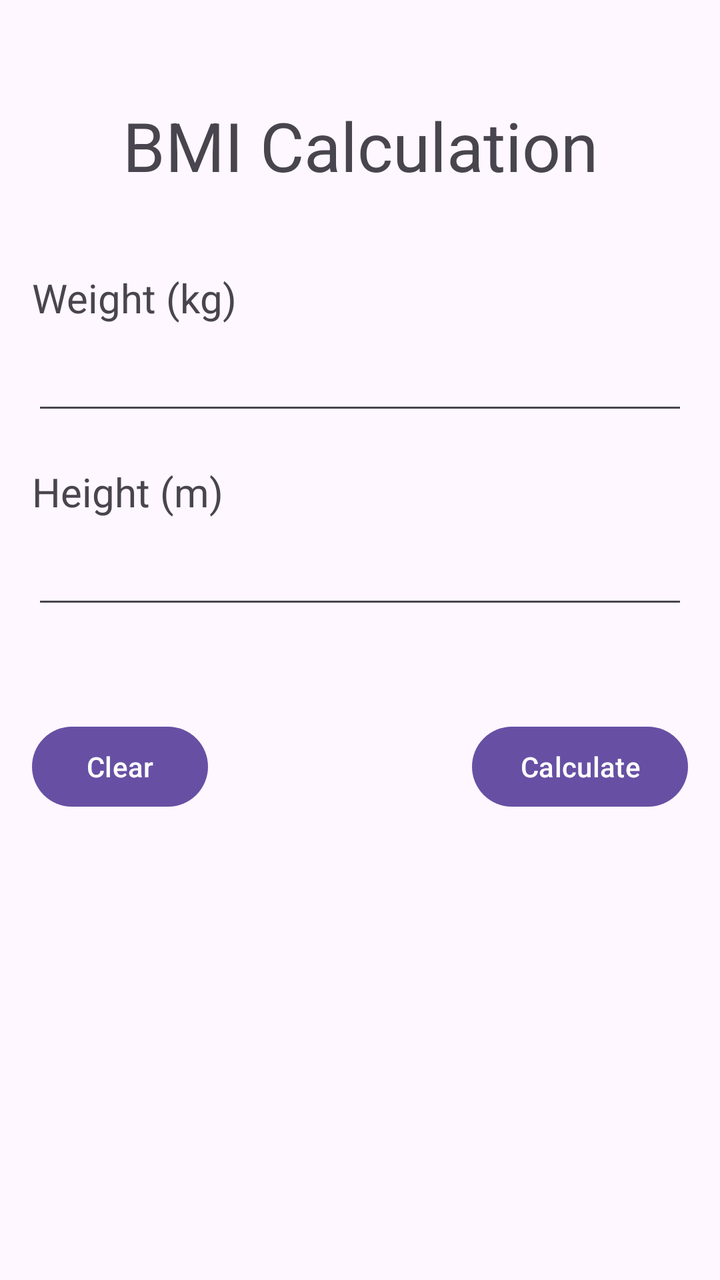
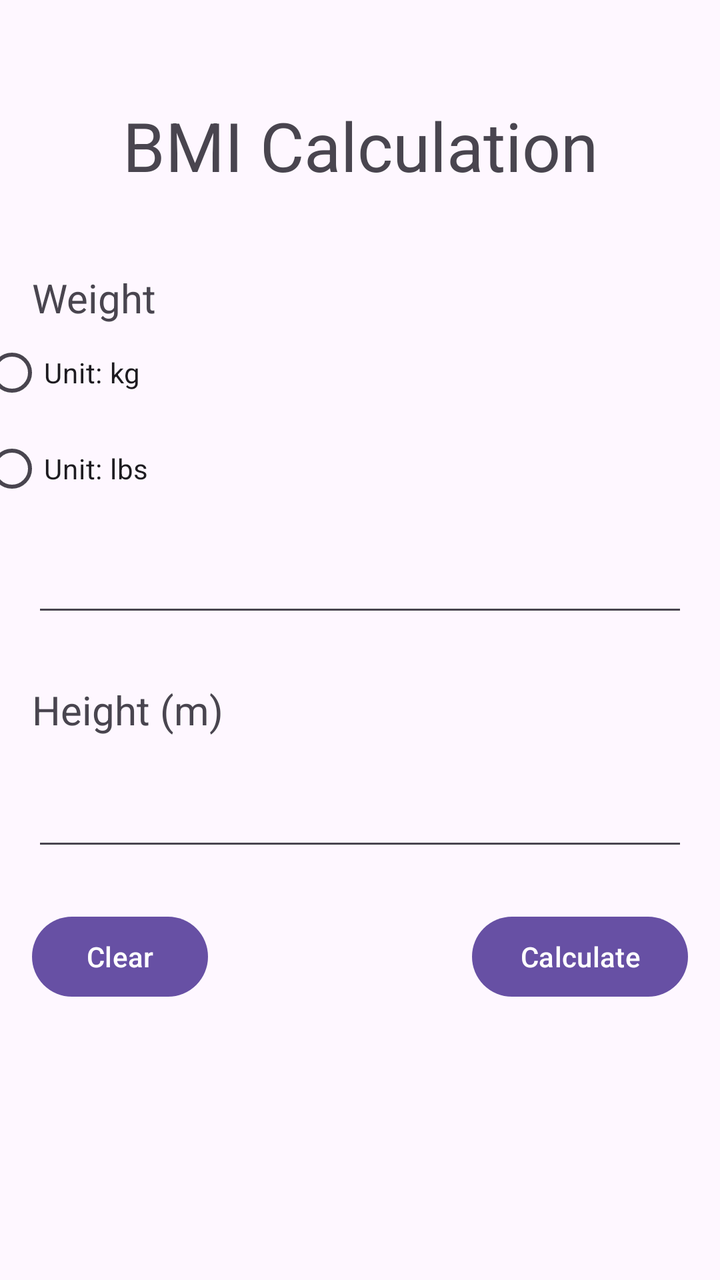

The first picture is an Android layout as it rendered before a commit; the second is the same layout after the commit. The layout source and the unified diff follow.
<!-- AndroidManifest.xml: application theme Theme.BMICal -->
<!-- res/layout/activity_main.xml -->
<?xml version="1.0" encoding="utf-8"?>
<androidx.constraintlayout.widget.ConstraintLayout xmlns:android="http://schemas.android.com/apk/res/android"
    xmlns:app="http://schemas.android.com/apk/res-auto"
    xmlns:tools="http://schemas.android.com/tools"
    android:id="@+id/main"
    android:layout_width="match_parent"
    android:layout_height="match_parent"
    tools:context=".MainActivity">

    <TextView
        android:id="@+id/textView"
        android:layout_width="0dp"
        android:layout_height="wrap_content"
        android:layout_marginStart="16dp"
        android:layout_marginTop="50dp"
        android:layout_marginEnd="16dp"
        android:text="BMI Calculation"
        android:textAlignment="center"
        android:textSize="34sp"
        app:layout_constraintEnd_toEndOf="parent"
        app:layout_constraintStart_toStartOf="parent"
        app:layout_constraintTop_toTopOf="parent" />

    <TextView
        android:id="@+id/textView2"
        android:layout_width="wrap_content"
        android:layout_height="wrap_content"
        android:layout_marginStart="16dp"
        android:layout_marginTop="40dp"
        android:text="Weight (kg)"
        android:textSize="20sp"
        app:layout_constraintStart_toStartOf="parent"
        app:layout_constraintTop_toBottomOf="@+id/textView" />

    <TextView
        android:id="@+id/textView3"
        android:layout_width="wrap_content"
        android:layout_height="wrap_content"
        android:layout_marginStart="16dp"
        android:layout_marginTop="20dp"
        android:text="Height (m)"
        android:textSize="20sp"
        app:layout_constraintStart_toStartOf="parent"
        app:layout_constraintTop_toBottomOf="@+id/etWeight" />

    <EditText
        android:id="@+id/etWeight"
        android:layout_width="0dp"
        android:layout_height="50dp"
        android:layout_marginStart="16dp"
        android:layout_marginEnd="16dp"
        android:ems="10"
        android:inputType="numberDecimal"
        android:singleLine="true"
        app:layout_constraintEnd_toEndOf="parent"
        app:layout_constraintStart_toStartOf="parent"
        app:layout_constraintTop_toBottomOf="@+id/textView2" />

    <EditText
        android:id="@+id/etHeight"
        android:layout_width="0dp"
        android:layout_height="50dp"
        android:layout_marginStart="16dp"
        android:layout_marginEnd="16dp"
        android:ems="10"
        android:inputType="numberDecimal"
        android:singleLine="true"
        app:layout_constraintEnd_toEndOf="parent"
        app:layout_constraintStart_toStartOf="parent"
        app:layout_constraintTop_toBottomOf="@+id/textView3" />

    <Button
        android:id="@+id/btnClear"
        android:layout_width="wrap_content"
        android:layout_height="wrap_content"
        android:layout_marginStart="16dp"
        android:layout_marginTop="50dp"
        android:text="Clear"
        app:layout_constraintStart_toStartOf="parent"
        app:layout_constraintTop_toBottomOf="@+id/etHeight" />

    <Button
        android:id="@+id/btnCalculate"
        android:layout_width="wrap_content"
        android:layout_height="wrap_content"
        android:layout_marginTop="50dp"
        android:layout_marginEnd="16dp"
        android:text="Calculate"
        app:layout_constraintEnd_toEndOf="parent"
        app:layout_constraintTop_toBottomOf="@+id/etHeight" />

    <TextView
        android:id="@+id/tvResult"
        android:layout_width="0dp"
        android:layout_height="wrap_content"
        android:layout_marginStart="16dp"
        android:layout_marginTop="50dp"
        android:layout_marginEnd="16dp"
        android:textSize="24sp"
        app:layout_constraintEnd_toEndOf="parent"
        app:layout_constraintStart_toStartOf="parent"
        app:layout_constraintTop_toBottomOf="@+id/btnClear" />

</androidx.constraintlayout.widget.ConstraintLayout>
<!-- resources referenced by this layout -->
<resources>
  <style name="Theme.BMICal" parent="Base.Theme.BMICal" />
  <style name="Base.Theme.BMICal" parent="Theme.Material3.DayNight.NoActionBar">
          
          
      </style>
</resources>

<!-- the commit's change to res/layout/activity_main.xml (unified diff, before → after) -->
@@ -27,21 +27,33 @@
         android:layout_height="wrap_content"
         android:layout_marginStart="16dp"
         android:layout_marginTop="40dp"
-        android:text="Weight (kg)"
+        android:text="Weight"
         android:textSize="20sp"
         app:layout_constraintStart_toStartOf="parent"
         app:layout_constraintTop_toBottomOf="@+id/textView" />
 
-    <TextView
-        android:id="@+id/textView3"
-        android:layout_width="wrap_content"
-        android:layout_height="wrap_content"
+    <RadioGroup
+        android:id="@+id/rgWeight"
+        android:layout_width="381dp"
+        android:layout_height="101dp"
         android:layout_marginStart="16dp"
-        android:layout_marginTop="20dp"
-        android:text="Height (m)"
-        android:textSize="20sp"
+        android:layout_marginEnd="16dp"
+        app:layout_constraintEnd_toEndOf="parent"
         app:layout_constraintStart_toStartOf="parent"
-        app:layout_constraintTop_toBottomOf="@+id/etWeight" />
+        app:layout_constraintTop_toBottomOf="@+id/textView2">
+
+        <RadioButton
+            android:id="@+id/rbWeightKG"
+            android:layout_width="match_parent"
+            android:layout_height="wrap_content"
+            android:text="Unit: kg" />
+
+        <RadioButton
+            android:id="@+id/rbWeightLBS"
+            android:layout_width="match_parent"
+            android:layout_height="wrap_content"
+            android:text="Unit: lbs" />
+    </RadioGroup>
 
     <EditText
         android:id="@+id/etWeight"
@@ -53,40 +65,54 @@
         android:inputType="numberDecimal"
         android:singleLine="true"
         app:layout_constraintEnd_toEndOf="parent"
+        app:layout_constraintHorizontal_bias="1.0"
         app:layout_constraintStart_toStartOf="parent"
-        app:layout_constraintTop_toBottomOf="@+id/textView2" />
+        app:layout_constraintTop_toBottomOf="@+id/rgWeight" />
 
     <EditText
         android:id="@+id/etHeight"
         android:layout_width="0dp"
         android:layout_height="50dp"
         android:layout_marginStart="16dp"
+        android:layout_marginTop="12dp"
         android:layout_marginEnd="16dp"
         android:ems="10"
         android:inputType="numberDecimal"
         android:singleLine="true"
         app:layout_constraintEnd_toEndOf="parent"
+        app:layout_constraintHorizontal_bias="1.0"
         app:layout_constraintStart_toStartOf="parent"
         app:layout_constraintTop_toBottomOf="@+id/textView3" />
+
+    <Button
+        android:id="@+id/btnCalculate"
+        android:layout_width="wrap_content"
+        android:layout_height="wrap_content"
+        android:layout_marginTop="24dp"
+        android:layout_marginEnd="16dp"
+        android:text="Calculate"
+        app:layout_constraintEnd_toEndOf="parent"
+        app:layout_constraintTop_toBottomOf="@+id/etHeight" />
+
+    <TextView
+        android:id="@+id/textView3"
+        android:layout_width="wrap_content"
+        android:layout_height="wrap_content"
+        android:layout_marginStart="16dp"
+        android:layout_marginTop="28dp"
+        android:text="Height (m)"
+        android:textSize="20sp"
+        app:layout_constraintStart_toStartOf="parent"
+        app:layout_constraintTop_toBottomOf="@+id/etWeight" />
 
     <Button
         android:id="@+id/btnClear"
         android:layout_width="wrap_content"
         android:layout_height="wrap_content"
         android:layout_marginStart="16dp"
-        android:layout_marginTop="50dp"
+        android:layout_marginTop="24dp"
         android:text="Clear"
         app:layout_constraintStart_toStartOf="parent"
-        app:layout_constraintTop_toBottomOf="@+id/etHeight" />
-
-    <Button
-        android:id="@+id/btnCalculate"
-        android:layout_width="wrap_content"
-        android:layout_height="wrap_content"
-        android:layout_marginTop="50dp"
-        android:layout_marginEnd="16dp"
-        android:text="Calculate"
-        app:layout_constraintEnd_toEndOf="parent"
         app:layout_constraintTop_toBottomOf="@+id/etHeight" />
 
     <TextView
@@ -94,10 +120,11 @@
         android:layout_width="0dp"
         android:layout_height="wrap_content"
         android:layout_marginStart="16dp"
-        android:layout_marginTop="50dp"
+        android:layout_marginTop="24dp"
         android:layout_marginEnd="16dp"
         android:textSize="24sp"
         app:layout_constraintEnd_toEndOf="parent"
+        app:layout_constraintHorizontal_bias="1.0"
         app:layout_constraintStart_toStartOf="parent"
         app:layout_constraintTop_toBottomOf="@+id/btnClear" />
 
